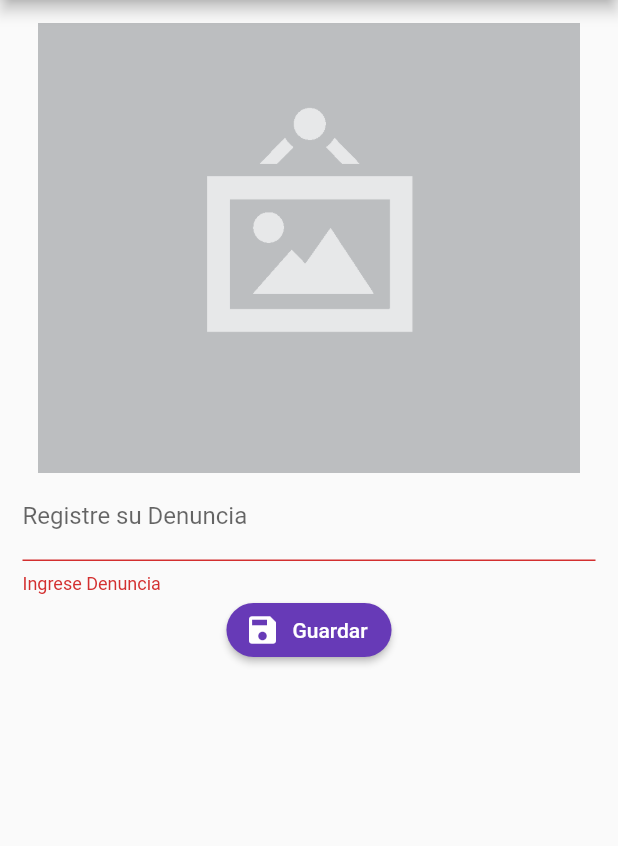
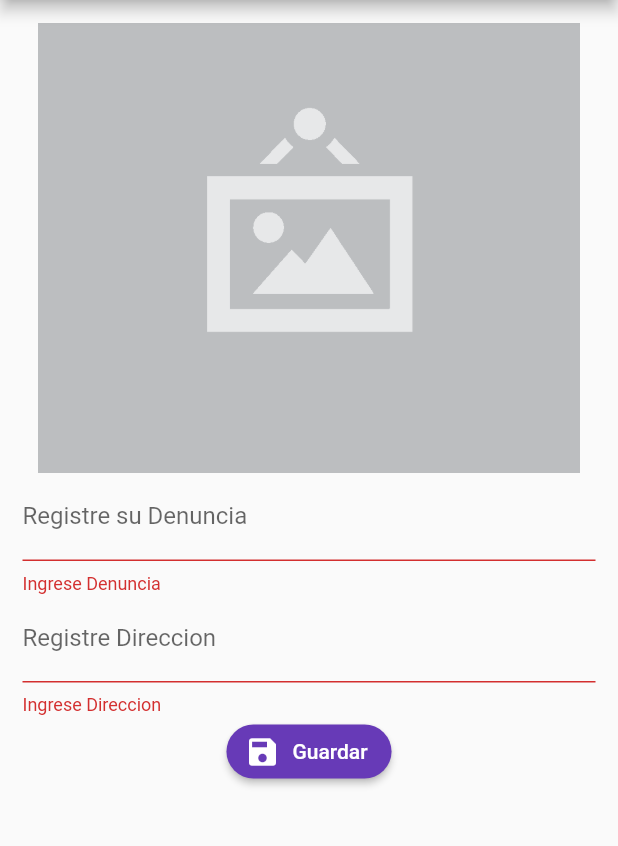
Before and after one commit to aquispe2/denuncias_front_movil, a Flutter app: the DenunciasPage screen opened by its route, after a tap on "Guardar", on a phone screen of 412 x 824 dp, the part 84-930 px from its top. Run offline on Flutter 3.47's test engine with Material 2 defaults, Android fonts, the phone set to English and light mode, and no system bars; our stand-ins replace geolocator, image_picker, rxdart; missing offline and left inert: mime_type.

Commit message:
Se ha conclidoco onc las obs

```diff
--- a/lib/caso_list_item.dart
+++ b/lib/caso_list_item.dart
@@ -9,7 +9,7 @@ class CasosListItem extends StatelessWidget {
  Widget build(BuildContext context) {
   return new ListTile(
     leading: new CircleAvatar(child: new Text(casos.caso_id.toString())),
-    title: new Text("CASO: "+casos.usuario_id.toString()),
+    title: new Text("CASOggggg: "+casos.usuario_id.toString()),
     subtitle: new Text(casos.descripcion.toString()),
 
   );
--- a/lib/src/models/casos_model.dart
+++ b/lib/src/models/casos_model.dart
@@ -10,6 +10,10 @@ class CasosModel {
     int usuarioId;
     int estadoId;
     String fotoUrl;
+    String direccion;
+    String respuestaCaso;
+
+
 
     CasosModel({
         this.casoId,
@@ -17,6 +21,8 @@ class CasosModel {
         this.usuarioId=0,
         this.estadoId=0,
         this.fotoUrl='',
+        this.direccion='',
+        this.respuestaCaso=''
     });
 
     factory CasosModel.fromJson(Map<String, dynamic> json) => new CasosModel(
@@ -25,6 +31,8 @@ class CasosModel {
         usuarioId: json["usuario_id"],
         estadoId: json["estado_id"],
         fotoUrl: json["fotoUrl"],
+        direccion: json["direccion"],
+        respuestaCaso: json["respuesta_caso"]
     );
 
     Map<String, dynamic> toJson() => {
@@ -33,5 +41,7 @@ class CasosModel {
         "usuario_id": usuarioId,
         "estado_id": estadoId,
         "fotoUrl": fotoUrl,
+        "direccion": direccion,
+        "respuesta_caso": respuestaCaso,
     };
 }
--- a/lib/src/pages/denuncias_page.dart
+++ b/lib/src/pages/denuncias_page.dart
@@ -50,6 +50,7 @@ class _DenunciasPageState extends State<DenunciasPage> {
               children: <Widget>[
                 _mostrarFoto(),
                 _crearDenuncia(),
+                _crearDireccion(),
                 _crearBoton()
               ],
             ),
@@ -71,11 +72,22 @@ class _DenunciasPageState extends State<DenunciasPage> {
         } else {
           return null;
         }
-        /*if(utils.isDenuncia(value)){
-         return null;
-       }else {
-         return 'Ingrese Descripcion arriba de 3 caracters';
-       }*/
+      },
+    );
+  }
+
+  Widget _crearDireccion() {
+    return TextFormField(
+      initialValue: objCasos.direccion,
+      textCapitalization: TextCapitalization.sentences,
+      decoration: InputDecoration(labelText: 'Registre Direccion'),
+      onSaved: (value) => objCasos.direccion = value,
+      validator: (value) {
+        if (value.length < 3) {
+          return "Ingrese Direccion";
+        } else {
+          return null;
+        }
       },
     );
   }
--- a/lib/src/providers/casos_providers.dart
+++ b/lib/src/providers/casos_providers.dart
@@ -7,7 +7,7 @@ import 'package:nuevoproyecto/src/models/casos_model.dart';
 import 'package:http/http.dart' as http;
 
 class CasosProviders {
-  final String _url = '172.16.30.51:2018';
+  final String _url = '192.168.0.12:2018';
 
  Future<dynamic> getJson(Uri uri) async {
     http.Response response = await http.get(uri);
@@ -24,7 +24,7 @@ Future<List<CasosModel>> cargarCasos(){
   }
 
   Future<bool> crearCasos(CasosModel casos) async {
-    var url = new Uri.http(_url, "api/casos/add");
+    var url = new Uri.http(_url, "api/casos/InsertOrUpdate");
     final resp = await http.post(url,
         body: casosModelToJson(casos),
         headers: {"Content-Type": "application/json"});
--- a/lib/src/utils/utils.dart
+++ b/lib/src/utils/utils.dart
@@ -1,3 +1,5 @@
+
+
 bool isDenuncia(String s){
 
   if(s.length > 3) return true;
--- a/pubspec.yaml
+++ b/pubspec.yaml
@@ -31,6 +31,8 @@ dependencies:
   http:
   image_picker:
   mime_type:
+  geolocator:
+
 dev_dependencies:
   flutter_test:
     sdk: flutter
```
Also changed, not shown: lib/src/pages/home_page.dart (+18 -12 lines), lib/src/pages/login_page.dart (+17 -2 lines), lib/src/pages/user_register.dart (added, +54 -0 lines), pubspec.lock, 1 other file.
